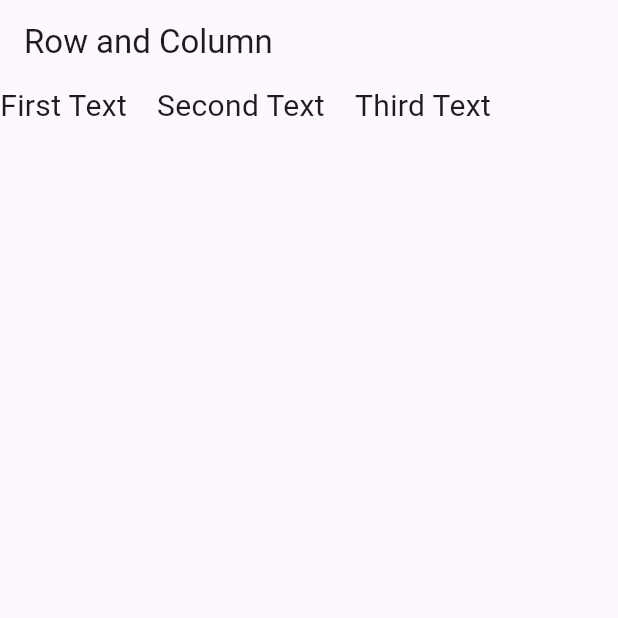
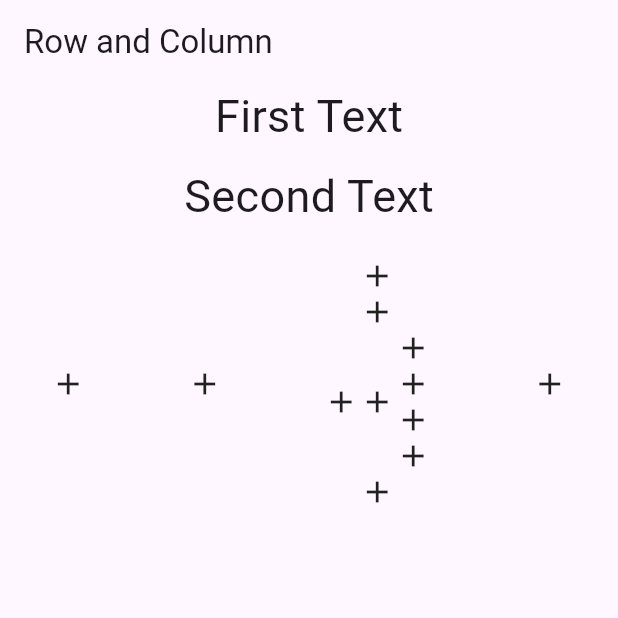
Before and after one commit to MuhammadAliKust/Hassan-Project, a Flutter app: the screen it shows after launch, on a phone screen of 412 x 824 dp, the top half of it. Run offline on Flutter 3.47's test engine with Material 3 defaults, Android fonts, the phone set to English and light mode, and no system bars.

Commit message:
Nested Row Column Done

```diff
--- a/lib/row_column_view.dart
+++ b/lib/row_column_view.dart
@@ -9,26 +9,49 @@
       appBar: AppBar(
         title: Text("Row and Column"),
       ),
-      body: Row(
+      body: Column(
         children: [
           Text(
             "First Text",
-            style: TextStyle(fontSize: 20),
+            style: TextStyle(fontSize: 30),
           ),
-          SizedBox(
-            width: 20,
-          ),
-          Text(
-            "Second Text",
-            style: TextStyle(fontSize: 20),
-          ),
-          SizedBox(
-            width: 20,
-          ),
-          Text(
-            "Third Text",
-            style: TextStyle(fontSize: 20),
-          ),
+          SizedBox(height: 10,),
+          Text("Second Text",style: TextStyle(fontSize: 30),),
+          SizedBox(height: 20,),
+          Row(
+            mainAxisAlignment: MainAxisAlignment.spaceAround,
+            children: [
+            Icon(Icons.add),
+            Icon(Icons.add),
+Column(
+  children: [
+
+    Icon(Icons.add),
+
+    Icon(Icons.add),
+Row(children: [
+
+  Icon(Icons.add),
+
+  Icon(Icons.add),
+Column(children: [
+
+  Icon(Icons.add),
+
+  Icon(Icons.add),
+
+  Icon(Icons.add),
+
+  Icon(Icons.add),
+],)
+],),
+
+    Icon(Icons.add),
+
+  ],
+),
+            Icon(Icons.add),
+          ],)
         ],
       ),
     );
```
